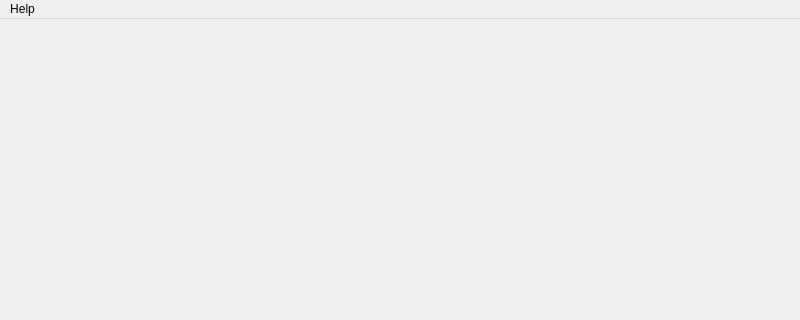
Before: the Qt Designer form tools/gui/widgets/MainWindow.ui in game-pwner/game-pwner, drawn with Qt 5; both pictures show x 0 to 800 and y 0 to 320 of the 800 by 600 pixel window.
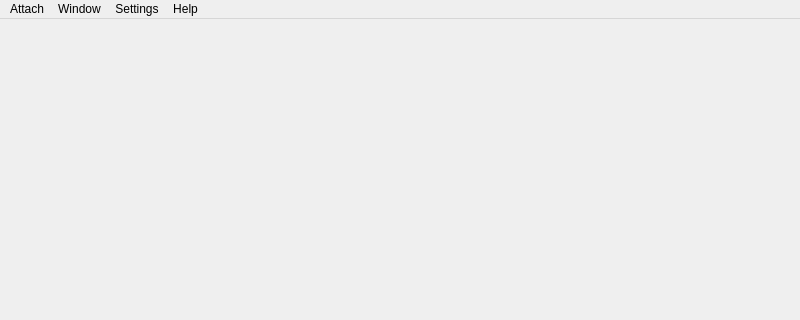
After: the same form once the commit is applied.

Commit message: tool/gui: not working

Diff of the .ui file:
```diff
--- a/tools/gui/widgets/MainWindow.ui
+++ b/tools/gui/widgets/MainWindow.ui
@@ -38,6 +38,34 @@
     </property>
     <addaction name="actionAbout"/>
    </widget>
+   <widget class="QMenu" name="menuAttach">
+    <property name="title">
+     <string>Attach</string>
+    </property>
+    <addaction name="actionPID"/>
+    <addaction name="actionCRIU"/>
+   </widget>
+   <widget class="QMenu" name="menuWindows">
+    <property name="title">
+     <string>Window</string>
+    </property>
+    <addaction name="actionMemoryMaps"/>
+    <addaction name="actionMemoryView"/>
+    <addaction name="actionValueScanner"/>
+    <addaction name="actionPointerScanner"/>
+    <addaction name="actionCheats"/>
+   </widget>
+   <widget class="QMenu" name="menuSettings">
+    <property name="title">
+     <string>Settings</string>
+    </property>
+    <addaction name="actionResetLayout"/>
+    <addaction name="separator"/>
+    <addaction name="actionPreferences"/>
+   </widget>
+   <addaction name="menuAttach"/>
+   <addaction name="menuWindows"/>
+   <addaction name="menuSettings"/>
    <addaction name="menuHelp"/>
   </widget>
   <action name="actionAbout">
```
Left out of the diff: 270 changed lines with no effect on the pictures. The commit also changes 3 other files.
